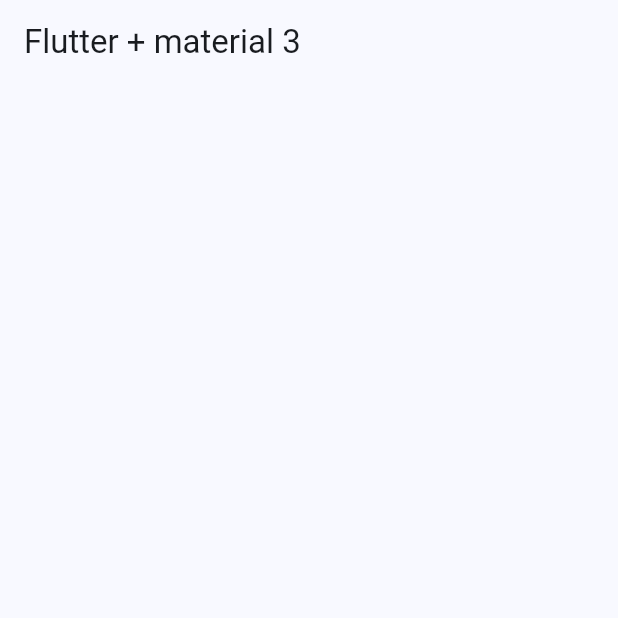
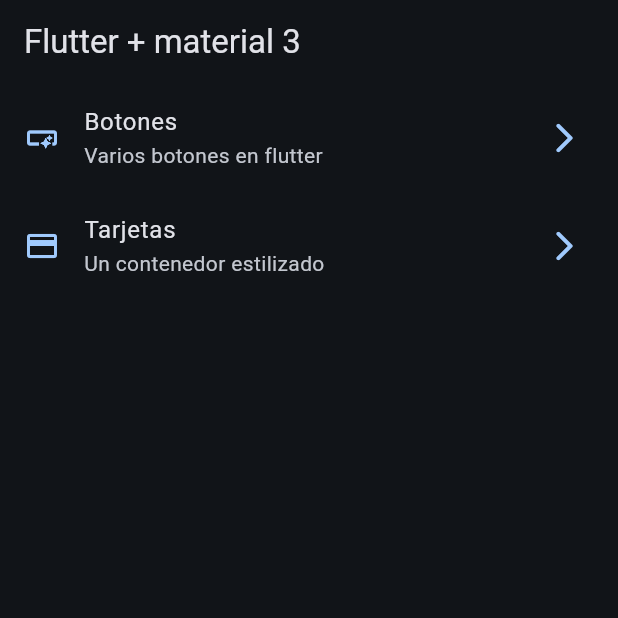
Before and after one commit to sdieg82/widgets_app, a Flutter app: the screen it shows after launch, on a phone screen of 412 x 824 dp, the top half of it. Run offline on Flutter 3.47's test engine with Material 3 defaults, Android fonts, the phone set to English and light mode, and no system bars.

```diff
--- a/lib/config/menu/menu_item.dart
+++ b/lib/config/menu/menu_item.dart
@@ -19,13 +19,13 @@ const appMenuItems=<MenuItem>[
    MenuItem(
     title:'Botones',
     subTitle: 'Varios botones en flutter',
-    link:'/button' ,
+    link:'/buttons' ,
     icon:Icons.smart_button_outlined
    ),
    MenuItem(
     title:'Tarjetas',
     subTitle: 'Un contenedor estilizado',
-    link:'/card' ,
+    link:'/cards' ,
     icon:Icons.credit_card
    ),
 
--- a/lib/config/themes/app_theme.dart
+++ b/lib/config/themes/app_theme.dart
@@ -2,6 +2,7 @@ import 'package:flutter/material.dart';
 
 const colorList=<Color>[
    Colors.blue,
+   Colors.green,
    Colors.yellow,
    Colors.red,
    Colors.purple,
@@ -16,6 +17,7 @@ class AppTheme {
     selectedColor>=0 && selectedColor <= colorList.length
   );
 ThemeData getTheme()=>ThemeData(
+   brightness: Brightness.dark,
    useMaterial3: true,
    colorSchemeSeed: colorList[selectedColor],
    appBarTheme: const AppBarTheme(
--- a/lib/main.dart
+++ b/lib/main.dart
@@ -1,5 +1,7 @@
 import 'package:flutter/material.dart';
 import 'package:widgets_app/config/themes/app_theme.dart';
+import 'package:widgets_app/presentation/screens/buttons_screen.dart';
+import 'package:widgets_app/presentation/screens/cards_screen.dart';
 import 'package:widgets_app/presentation/screens/home_screen.dart';
 
 void main() {
@@ -15,6 +17,10 @@ class MainApp extends StatelessWidget {
       debugShowCheckedModeBanner: false,
       theme: AppTheme(selectedColor: 0).getTheme(),
       home: HomeScreen(),
+      routes: {
+        '/buttons':(context)=>const ButtonsScreen(),
+        '/cards':(context)=>const CardsScreen(),
+      },
     );
   }
 }
--- a/lib/presentation/screens/home_screen.dart
+++ b/lib/presentation/screens/home_screen.dart
@@ -1,4 +1,6 @@
 import 'package:flutter/material.dart';
+import 'package:widgets_app/config/menu/menu_item.dart';
+import 'package:widgets_app/presentation/screens/buttons_screen.dart';
 
 class HomeScreen extends StatelessWidget {
   const HomeScreen({super.key});
@@ -6,9 +8,43 @@ class HomeScreen extends StatelessWidget {
   @override
   Widget build(BuildContext context) {
     return Scaffold(
-      appBar: AppBar(
-        title: Text('Flutter + material 3'),
-      ),
+      appBar: AppBar(title: Text('Flutter + material 3')),
+      body: _HomeView(),
     );
   }
 }
+
+class _HomeView extends StatelessWidget {
+  const _HomeView();
+
+  @override
+  Widget build(BuildContext context) {
+    return ListView.builder(
+      itemCount: appMenuItems.length,
+      itemBuilder: (context, index) {
+        final menuItems = appMenuItems[index];
+        return _CustomListTile(menuItems: menuItems);
+      },
+    );
+  }
+}
+
+class _CustomListTile extends StatelessWidget {
+  const _CustomListTile({super.key, required this.menuItems});
+
+  final MenuItem menuItems;
+
+  @override
+  Widget build(BuildContext context) {
+    final colors = Theme.of(context).colorScheme;
+    return ListTile(
+      leading: Icon(menuItems.icon, color: colors.primary),
+      trailing: Icon(Icons.arrow_forward_ios_rounded, color: colors.primary),
+      title: Text(menuItems.title),
+      subtitle: Text(menuItems.subTitle),
+      onTap: () {
+        Navigator.pushNamed(context, menuItems.link);
+      },
+    );
+  }
+}
```
Also changed, not shown: lib/presentation/screens/buttons_screen.dart (added, +15 -0 lines), lib/presentation/screens/cards_screen.dart (added, +15 -0 lines).
